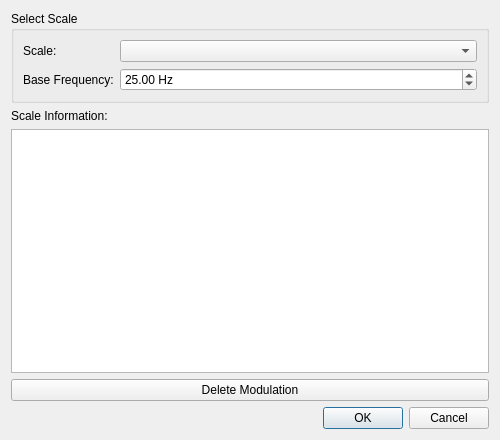
Qt form scaledialog.ui (nimusd/Kala) before a commit.
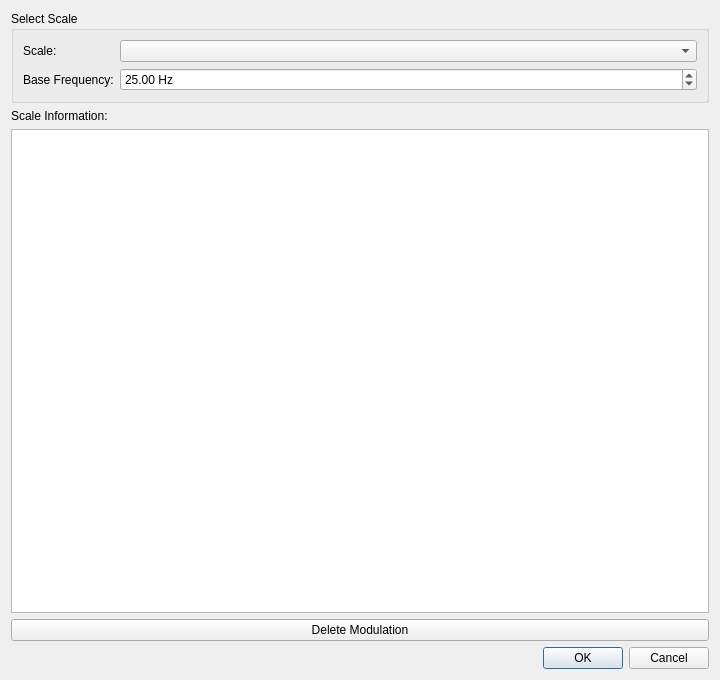
The same form after that commit.

```diff
--- a/scaledialog.ui
+++ b/scaledialog.ui
@@ -6,8 +6,8 @@
    <rect>
     <x>0</x>
     <y>0</y>
-    <width>500</width>
-    <height>440</height>
+    <width>720</width>
+    <height>680</height>
    </rect>
   </property>
   <property name="windowTitle">
```
